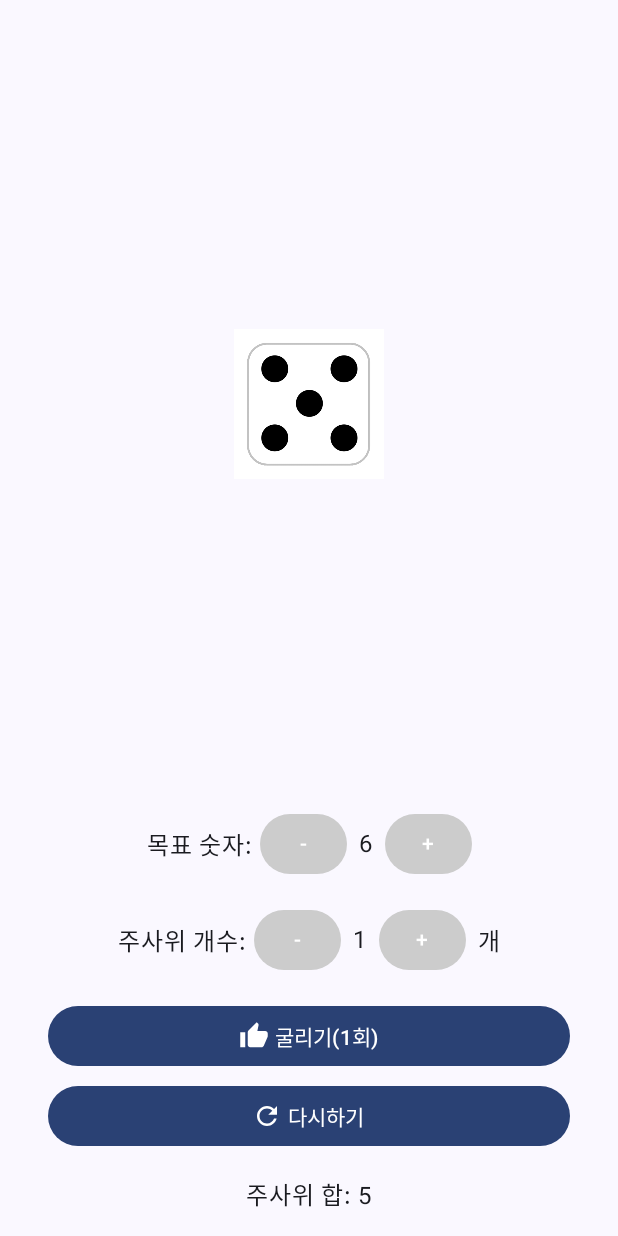
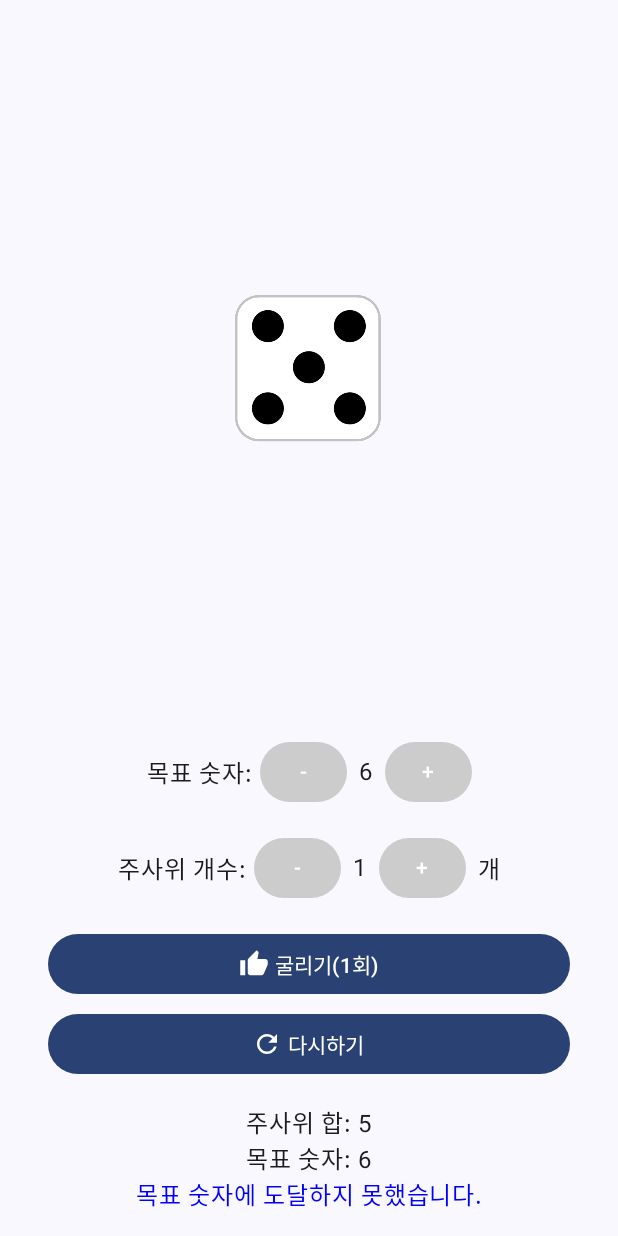
Before and after one commit to jshag90/NumberDiceGame, an Android app built with Jetpack Compose: the screen it shows after launch (MainActivity), after a tap on an icon or button, on a phone screen of 412 x 824 dp. Run offline under Robolectric (Android 15) with nearby library versions, the phone set to English and light mode, and no system bars; libraries missing offline, so code that uses them is left out: coil.decode; 1 statement that could not run was skipped.

Commit message:
[Feat] 목표 숫자 맞춘 정보 표시 조건 변경

```diff
--- a/app/src/main/java/com/dodam/dicegame/MainActivity.kt
+++ b/app/src/main/java/com/dodam/dicegame/MainActivity.kt
@@ -239,7 +239,7 @@ class MainActivity : ComponentActivity() {
                 Spacer(modifier = Modifier.height(16.dp))
 
                 Text("주사위 합: $rolledSum", style = MaterialTheme.typography.bodyLarge)
-                if (targetNumber > 6 && rollCount > 0) {
+                if (targetNumber >= 1 && rollCount > 0) {
                     Text("목표 숫자: $targetNumber")
                     if (targetNumber == rolledSum) {
                         Text("목표 숫자와 일치! 🎉", color = Color.Green)
@@ -350,7 +350,7 @@ class MainActivity : ComponentActivity() {
         Image(
             painter = rememberAsyncImagePainter(
                 ImageRequest.Builder(context).data(data = drawableId).apply(block = {
-                    size(Size.ORIGINAL)
+                    size(Size(600, 600)) // 원하는 가로와 세로 크기 (px 단위)
                 }).build(), imageLoader = imageLoader
             ),
             contentDescription = null,
@@ -408,11 +408,7 @@ class MainActivity : ComponentActivity() {
     @Composable
     fun Dice(value: Int) {
         Box(
-            modifier = Modifier
-                .size(100.dp)
-                .background(Color.White)
-                // .border(0.dp, Color.Black)
-                .padding(8.dp),
+            modifier = Modifier.size(100.dp),
             contentAlignment = Alignment.Center
         ) {
             DiceFace(value)
@@ -422,13 +418,9 @@ class MainActivity : ComponentActivity() {
     @Composable
     fun Dice(value: Int, modifier: Modifier = Modifier) {
         Box(
-            modifier = modifier
-                .size(100.dp) // 주사위 크기
-                .background(Color.White)
-                .padding(8.dp),
+            modifier = modifier.size(100.dp),
             contentAlignment = Alignment.Center
         ) {
-            // 주사위 얼굴을 그리는 컴포저블
             DiceFace(value)
         }
     }
```
